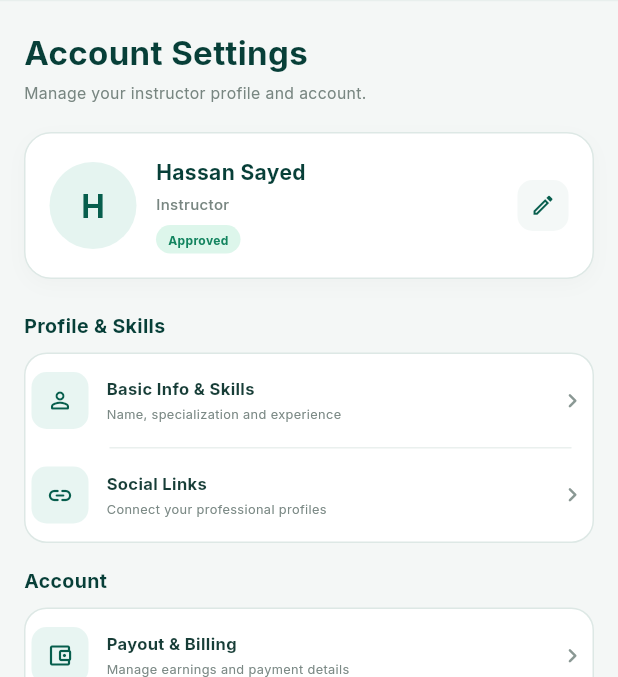
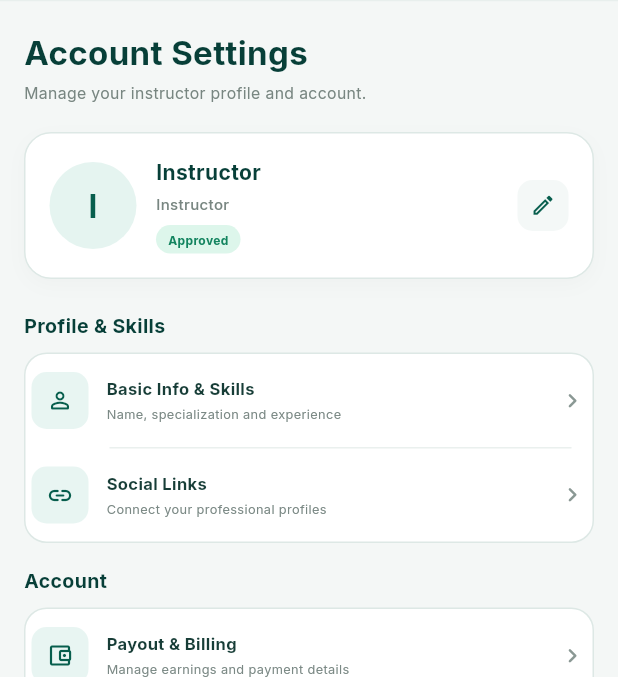
Before and after one commit to Coachspacs/Coachspacs_App, a Flutter app: the InstructorCoursesScreen screen opened by its route, after a tap on an icon or button, on a phone screen of 412 x 824 dp, the part 102-779 px from its top. Run offline on Flutter 3.47's test engine with Material 3 defaults, Android fonts, the phone set to English and light mode, and no system bars; our stand-ins replace dio, equatable, flutter_bloc, flutter_secure_storage, get_it, google_fonts and 4 more; accounts and stored records are empty; generated files the repository leaves out were written again; network calls fail.

Commit message:
feat: integrate instructor courses & profile with API
- Extend InstructorCoursesRepository with list/create/update/delete,
  sections & lessons CRUD, cover upload, and submit-to-review
- Wire InstructorCoursesScreen and InstructorCourseCard to live data
- Load instructor profile from GET /api/users/me in profile & basic-info
  screens; remove hardcoded placeholder values

```diff
--- a/lib/features/instructor/profile/ui/screens/instructor_profile_screen.dart
+++ b/lib/features/instructor/profile/ui/screens/instructor_profile_screen.dart
@@ -1,9 +1,16 @@
 import 'package:coach_space/core/widgets/bottom_nav_bar_widget.dart';
 import 'package:flutter/material.dart';
+import 'package:flutter_bloc/flutter_bloc.dart';
 import 'package:google_fonts/google_fonts.dart';
 
+import 'package:coach_space/core/di/injection_container.dart';
 import 'package:coach_space/core/routing/routes.dart';
 import 'package:coach_space/core/theming/app_colors.dart';
+
+import 'package:coach_space/features/auth/data/models/approval_status.dart';
+import 'package:coach_space/features/auth/data/models/user_role.dart';
+import 'package:coach_space/features/student/profile/logic/cubit/profile_cubit.dart';
+import 'package:coach_space/features/student/profile/logic/cubit/profile_state.dart';
 
 import 'package:coach_space/features/instructor/students/ui/widgets/instructor_students_header.dart';
 
@@ -21,6 +28,18 @@ class InstructorProfileScreen extends StatelessWidget {
   const InstructorProfileScreen({
     super.key,
   });
+
+  @override
+  Widget build(BuildContext context) {
+    return BlocProvider<ProfileCubit>(
+      create: (_) => getIt<ProfileCubit>()..loadProfile(),
+      child: const _InstructorProfileView(),
+    );
+  }
+}
+
+class _InstructorProfileView extends StatelessWidget {
+  const _InstructorProfileView();
 
   @override
   Widget build(BuildContext context) {
@@ -88,7 +107,25 @@ class InstructorProfileScreen extends StatelessWidget {
                     // USER CARD
                     // =================================================
 
-                    InstructorProfileUserCard(
+                    BlocBuilder<ProfileCubit, ProfileState>(
+                      builder: (context, state) {
+                        String name = 'Instructor';
+                        String role = 'Instructor';
+                        String status = 'Approved';
+
+                        if (state is ProfileLoadSuccess) {
+                          final profile = state.profile;
+                          name = profile.fullName ?? 'Instructor';
+                          role = profile.role == UserRole.instructor
+                              ? 'Instructor'
+                              : 'Student';
+                          status = _formatApprovalStatus(profile.approvalStatus);
+                        }
+
+                        return InstructorProfileUserCard(
+                          name: name,
+                          role: role,
+                          status: status,
                           onEdit: () {
                             Navigator.push(
                               context,
@@ -96,6 +133,8 @@ class InstructorProfileScreen extends StatelessWidget {
                                 builder: (_) =>
                                 const InstructorBasicInfoScreen(),
                               ),
+                            );
+                          },
                         );
                       },
                     ),
@@ -256,6 +295,15 @@ class InstructorProfileScreen extends StatelessWidget {
     );
   }
 
+  String _formatApprovalStatus(ApprovalStatus? status) {
+    return switch (status) {
+      ApprovalStatus.approved => 'Approved',
+      ApprovalStatus.pending => 'Pending',
+      ApprovalStatus.rejected => 'Rejected',
+      ApprovalStatus.unknown || null => 'Unknown',
+    };
+  }
+
   // =============================================================
   // BOTTOM NAVIGATION
   // =============================================================
--- a/lib/features/instructor/profile/ui/widgets/instructor_profile_user_card.dart
+++ b/lib/features/instructor/profile/ui/widgets/instructor_profile_user_card.dart
@@ -3,14 +3,24 @@ import 'package:google_fonts/google_fonts.dart';
 
 class InstructorProfileUserCard extends StatelessWidget {
   final VoidCallback onEdit;
+  final String name;
+  final String role;
+  final String status;
 
   const InstructorProfileUserCard({
     super.key,
     required this.onEdit,
+    this.name = 'Instructor',
+    this.role = 'Instructor',
+    this.status = 'Approved',
   });
 
   @override
   Widget build(BuildContext context) {
+    final initial = name.trim().isNotEmpty
+        ? name.trim()[0].toUpperCase()
+        : 'I';
+
     return Container(
       width: double.infinity,
       padding: const EdgeInsets.all(16),
@@ -43,7 +53,7 @@ class InstructorProfileUserCard extends StatelessWidget {
             ),
             alignment: Alignment.center,
             child: Text(
-              'H',
+              initial,
               style: GoogleFonts.inter(
                 fontSize: 21,
                 fontWeight: FontWeight.w700,
@@ -63,7 +73,7 @@ class InstructorProfileUserCard extends StatelessWidget {
               crossAxisAlignment: CrossAxisAlignment.start,
               children: [
                 Text(
-                  'Hassan Sayed',
+                  name,
                   maxLines: 1,
                   overflow: TextOverflow.ellipsis,
                   style: GoogleFonts.inter(
@@ -76,7 +86,7 @@ class InstructorProfileUserCard extends StatelessWidget {
                 const SizedBox(height: 4),
 
                 Text(
-                  'Instructor',
+                  role,
                   style: GoogleFonts.inter(
                     fontSize: 10,
                     fontWeight: FontWeight.w500,
@@ -96,7 +106,7 @@ class InstructorProfileUserCard extends StatelessWidget {
                     borderRadius: BorderRadius.circular(20),
                   ),
                   child: Text(
-                    'Approved',
+                    status,
                     style: GoogleFonts.inter(
                       fontSize: 8,
                       fontWeight: FontWeight.w700,
```
Also changed, not shown: lib/features/instructor/courses/data/repo/instructor_courses_repository.dart (+20 -7 lines), lib/features/instructor/courses/data/repo/instructor_courses_repository_impl.dart (+38 -8 lines), lib/features/instructor/courses/ui/screens/instructor_courses_screen.dart (+81 -122 lines), lib/features/instructor/courses/ui/widgets/instructor_course/instructor_course_card.dart (+12 -51 lines), lib/features/instructor/profile/ui/screens/instructor_basic_info_screen.dart (+43 -38 lines). Lines whose indentation alone changed are shown as unchanged.
